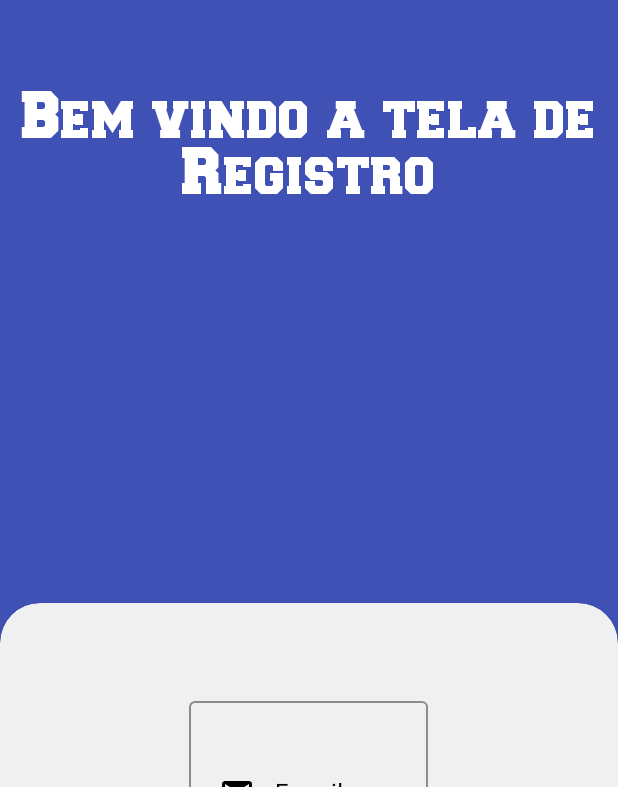
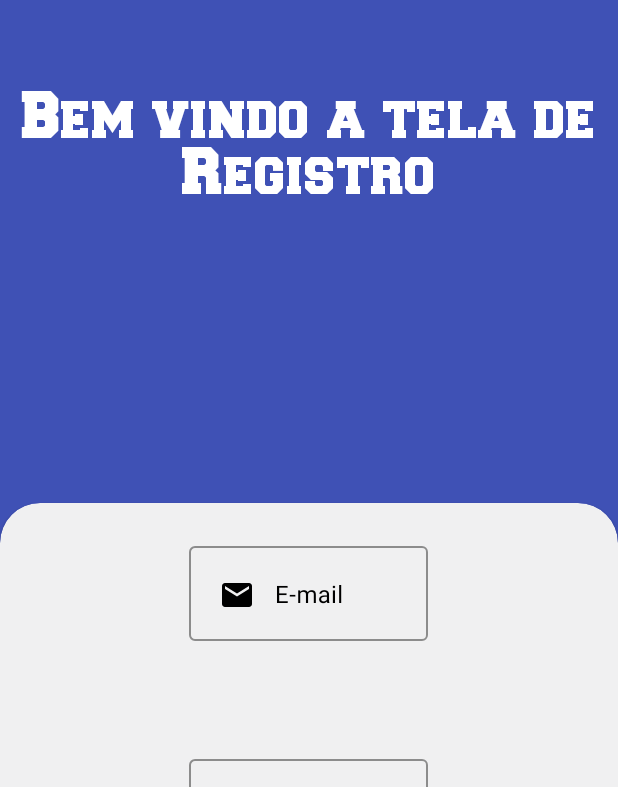
Before and after one commit to Ssalvador221/BluePlanet-App, an Android app: the RegistroScreen screen opened directly, with no data from a screen before it, on a phone screen of 412 x 824 dp, the part 449-1236 px from its top. Run offline under Robolectric (Android 15) with nearby library versions, the phone set to English and light mode, and no system bars; our stand-ins replace Firebase (no records; nobody signed in at launch, a user with empty details on screens opened directly).

Commit message:
Continuar amanha

```diff
--- a/app/src/main/java/com/example/saaplication/Home.java
+++ b/app/src/main/java/com/example/saaplication/Home.java
@@ -1,6 +1,7 @@
 package com.example.saaplication;
 
 import androidx.appcompat.app.AppCompatActivity;
+import androidx.core.app.ActivityOptionsCompat;
 
 import android.content.Intent;
 import android.graphics.Paint;
@@ -62,8 +63,8 @@ public class Home extends AppCompatActivity {
            @Override
            public void onClick(View view) {
                Intent intent = new Intent(Home.this,RegistroScreen.class);
+               ActivityOptionsCompat activityCompat = ActivityOptionsCompat.makeCustomAnimation(getApplicationContext(), R.drawable.fade_in_animacao, R.drawable.fade_right_animacao);
                startActivity(intent);
-
                Toast.makeText(Home.this, "Bem-Vindo a Tela de Registro",Toast.LENGTH_LONG).show();
            }
        });
--- a/app/src/main/java/com/example/saaplication/RegistroScreen.java
+++ b/app/src/main/java/com/example/saaplication/RegistroScreen.java
@@ -19,6 +19,7 @@ import android.widget.Toast;
 import androidx.annotation.NonNull;
 import androidx.appcompat.app.AppCompatActivity;
 import androidx.appcompat.widget.LinearLayoutCompat;
+import androidx.core.app.ActivityOptionsCompat;
 
 
 import com.google.android.gms.tasks.OnCompleteListener;
@@ -97,6 +98,7 @@ public class RegistroScreen extends AppCompatActivity {
 
         String email = emailbox.getText().toString();
         String senha = senhabox.getText().toString();
+        String nome = namebox.getText().toString();
 
 
         auth.createUserWithEmailAndPassword(email, senha).addOnCompleteListener(new OnCompleteListener<AuthResult>() {
@@ -111,6 +113,9 @@ public class RegistroScreen extends AppCompatActivity {
                     mysnack1.setTextColor(Color.parseColor("#ffffff"));
                     mysnack1.show();
 
+                    namebox.setText("");
+                    emailbox.setText("");
+                    senhabox.setText("");
 
 
 
--- /dev/null
+++ b/app/src/main/res/drawable/fade_in_animacao.xml
@@ -0,0 +1,5 @@
+<?xml version="1.0" encoding="utf-8"?>
+<alpha xmlns:android="http://schemas.android.com/apk/res/android"
+    android:duration="2000"
+    android:fromAlpha="0.0"
+    android:toAlpha="1.0"/>
--- /dev/null
+++ b/app/src/main/res/drawable/fade_out_animacao.xml
@@ -0,0 +1,5 @@
+<?xml version="1.0" encoding="utf-8"?>
+<alpha xmlns:android="http://schemas.android.com/apk/res/android"
+    android:duration="2000"
+    android:fromAlpha="1.0"
+    android:toAlpha="0.0"/>
--- a/app/src/main/res/layout/activity_registro_scren.xml
+++ b/app/src/main/res/layout/activity_registro_scren.xml
@@ -41,7 +41,7 @@
         android:layout_width="match_parent"
         android:layout_height="456dp"
         android:layout_gravity="center"
-        android:layout_marginTop="400px"
+        android:layout_marginTop="300px"
         android:layout_marginBottom="300px"
         android:backgroundTint="#F0F0F1"
         android:elevation="8dp"
@@ -73,7 +73,7 @@
                 <EditText
                     android:id="@+id/nametextedit"
                     android:layout_width="match_parent"
-                    android:layout_height="180px"
+                    android:layout_height="63dp"
                     android:layout_gravity="center"
                     android:drawableStart="@drawable/custom_person1"
                     android:drawablePadding="20px"
@@ -101,7 +101,7 @@
                 <EditText
                     android:id="@+id/emailtextedit"
                     android:layout_width="match_parent"
-                    android:layout_height="180px"
+                    android:layout_height="63dp"
                     android:layout_gravity="center"
                     android:drawableStart="@drawable/custom_email1"
                     android:drawablePadding="20px"
@@ -129,7 +129,7 @@
                 <EditText
                     android:id="@+id/senhatextedit"
                     android:layout_width="match_parent"
-                    android:layout_height="180px"
+                    android:layout_height="63dp"
                     android:drawableStart="@drawable/custom_lock1"
                     android:drawablePadding="20px"
                     android:inputType="textPassword"
```
Also changed, not shown: app/src/main/res/drawable/fade_left_animacao.xml (added, +7 -0 lines), app/src/main/res/drawable/fade_right_animacao.xml (added, +7 -0 lines).
